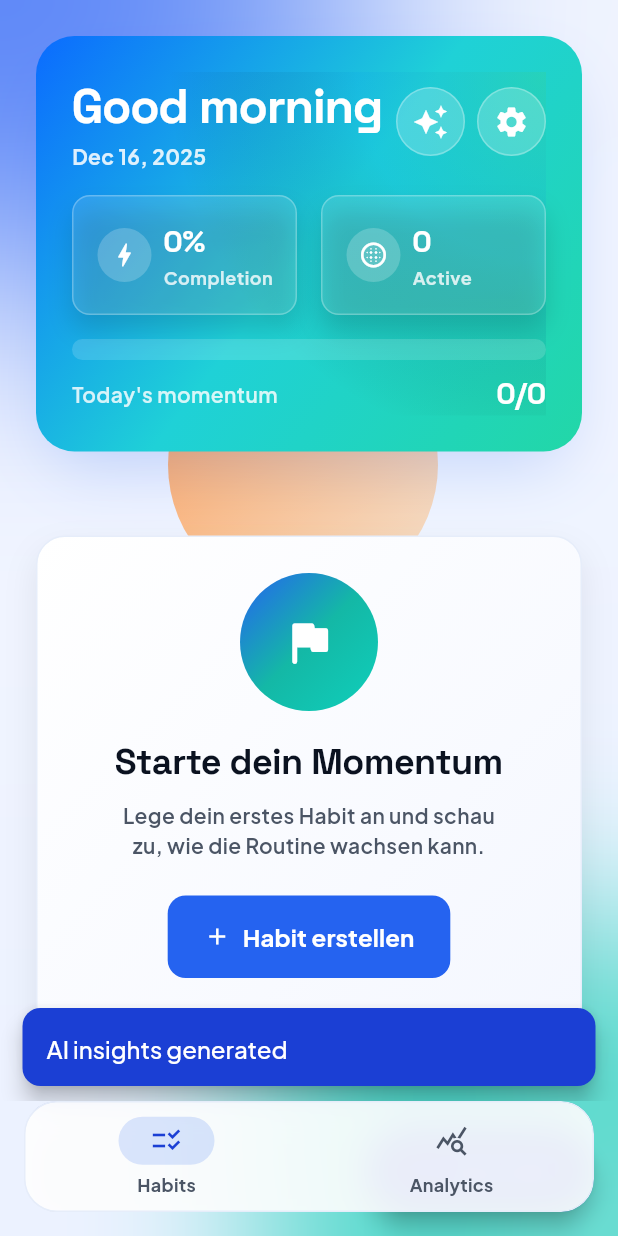
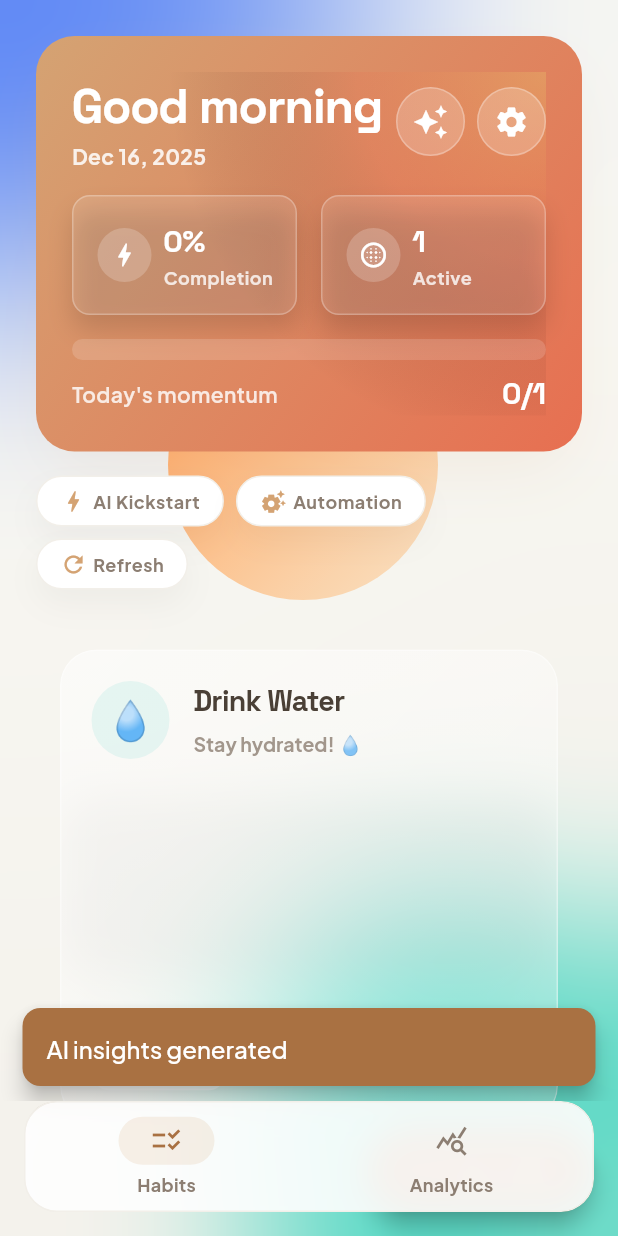
Before and after one commit to marius4lui/habiter, a Flutter app: the screen it shows after launch, after a tap on the "auto awesome" icon, on a phone screen of 412 x 824 dp. Run offline on Flutter 3.47's test engine with Material 3 defaults, Android fonts, the phone set to English and light mode, and no system bars; drawn by our look-alikes of flutter_animate; our stand-ins replace fl_chart, google_fonts, shared_preferences.

Commit message:
feat: Implement initial habit tracking application with detailed analytics, state management, and Docker setup.

```diff
--- a/lib/main.dart
+++ b/lib/main.dart
@@ -86,7 +86,7 @@
         filter: ImageFilter.blur(sigmaX: 12, sigmaY: 12),
         child: DecoratedBox(
           decoration: BoxDecoration(
-            color: AppColors.surface.withValues(alpha: 0.9),
+            color: AppColors.surface.withOpacity(0.9),
             borderRadius: BorderRadius.circular(22),
             border: Border.all(color: AppColors.borderLight),
             boxShadow: AppShadows.soft,
@@ -96,12 +96,12 @@
             onDestinationSelected: onChange,
             destinations: const [
               NavigationDestination(
-                icon: Icon(Icons.checklist_rtl_outlined),
+                icon: Icon(Icons.checklist_rtl),
                 selectedIcon: Icon(Icons.checklist_rtl),
                 label: 'Habits',
               ),
               NavigationDestination(
-                icon: Icon(Icons.query_stats_outlined),
+                icon: Icon(Icons.query_stats),
                 selectedIcon: Icon(Icons.query_stats),
                 label: 'Analytics',
               ),
--- a/lib/providers/habit_provider.dart
+++ b/lib/providers/habit_provider.dart
@@ -36,6 +36,24 @@
       aiInsights = await StorageService.getAIInsights();
       preferences = await StorageService.getUserPreferences();
 
+      // Mock Data Initialization
+      if (habits.isEmpty) {
+        final mockHabit = Habit(
+          id: _uuid.v4(),
+          name: 'Drink Water',
+          description: 'Stay hydrated! 💧',
+          color: '0xFF4ECDC4', // Teal/Cyan accent for visibility
+          icon: '💧',
+          frequency: HabitFrequency.daily,
+          targetCount: 8,
+          category: 'Health',
+          createdAt: DateTime.now(),
+          isActive: true,
+        );
+        habits = [mockHabit];
+        await StorageService.addHabit(mockHabit);
+      }
+
       loading = false;
       error = null;
     } catch (e) {
@@ -70,7 +88,7 @@
       isActive: true,
     );
 
-    habits = [...habits, habit];
+    habits = [habit, ...habits];
     await StorageService.addHabit(habit);
     notifyListeners();
   }
--- a/lib/screens/analytics_screen.dart
+++ b/lib/screens/analytics_screen.dart
@@ -128,7 +128,7 @@
                         Text(
                           'Trends live verfolgen, Peaks feiern, früh korrigieren.',
                           style: AppTextStyles.bodySecondary.copyWith(
-                            color: Colors.white.withValues(alpha: 0.82),
+                            color: Colors.white.withOpacity(0.82),
                           ),
                         ),
                       ],
@@ -140,9 +140,9 @@
                       vertical: AppSpacing.sm,
                     ),
                     decoration: BoxDecoration(
-                      color: Colors.white.withValues(alpha: 0.16),
+                      color: Colors.white.withOpacity(0.16),
                       borderRadius: BorderRadius.circular(AppBorderRadius.full),
-                      border: Border.all(color: Colors.white.withValues(alpha: 0.3)),
+                      border: Border.all(color: Colors.white.withOpacity(0.3)),
                     ),
                     child: Row(
                       children: [
@@ -204,9 +204,9 @@
       child: Container(
         padding: const EdgeInsets.symmetric(horizontal: AppSpacing.md, vertical: AppSpacing.sm),
         decoration: BoxDecoration(
-          color: Colors.white.withValues(alpha: 0.16),
+          color: Colors.white.withOpacity(0.16),
           borderRadius: BorderRadius.circular(AppBorderRadius.md),
-          border: Border.all(color: Colors.white.withValues(alpha: 0.24)),
+          border: Border.all(color: Colors.white.withOpacity(0.24)),
         ),
         child: Row(
           children: [
@@ -214,7 +214,7 @@
               width: 36,
               height: 36,
               decoration: BoxDecoration(
-                color: Colors.white.withValues(alpha: 0.2),
+                color: Colors.white.withOpacity(0.2),
                 borderRadius: BorderRadius.circular(AppBorderRadius.full),
               ),
               child: Icon(icon, color: Colors.white),
@@ -226,7 +226,7 @@
                 Text(value, style: AppTextStyles.h3.copyWith(color: Colors.white)),
                 Text(
                   label,
-                  style: AppTextStyles.caption.copyWith(color: Colors.white.withValues(alpha: 0.8)),
+                  style: AppTextStyles.caption.copyWith(color: Colors.white.withOpacity(0.8)),
                 ),
               ],
             ),
--- a/lib/screens/home_screen.dart
+++ b/lib/screens/home_screen.dart
@@ -237,7 +237,7 @@
                         Text(
                           formatDisplayDate(today),
                           style: AppTextStyles.bodySecondary.copyWith(
-                            color: Colors.white.withValues(alpha: 0.86),
+                            color: Colors.white.withOpacity(0.86),
                             fontWeight: FontWeight.w700,
                           ),
                         ),
@@ -279,7 +279,7 @@
                 child: LinearProgressIndicator(
                   value: completionRate,
                   minHeight: 14,
-                  backgroundColor: Colors.white.withValues(alpha: 0.15),
+                  backgroundColor: Colors.white.withOpacity(0.15),
                   valueColor: const AlwaysStoppedAnimation<Color>(Colors.white),
                 ),
               ),
@@ -290,7 +290,7 @@
                   Text(
                     "Today's momentum",
                     style: AppTextStyles.bodySecondary.copyWith(
-                      color: Colors.white.withValues(alpha: 0.82),
+                      color: Colors.white.withOpacity(0.82),
                     ),
                   ),
                   Text(
@@ -399,9 +399,9 @@
       child: Container(
         padding: const EdgeInsets.all(AppSpacing.md),
         decoration: BoxDecoration(
-          color: Colors.white.withValues(alpha: 0.12),
+          color: Colors.white.withOpacity(0.12),
           borderRadius: BorderRadius.circular(AppBorderRadius.md),
-          border: Border.all(color: Colors.white.withValues(alpha: 0.26)),
+          border: Border.all(color: Colors.white.withOpacity(0.26)),
           boxShadow: const [
             BoxShadow(
               color: Color(0x22000000),
@@ -416,7 +416,7 @@
               width: 36,
               height: 36,
               decoration: BoxDecoration(
-                color: Colors.white.withValues(alpha: 0.2),
+                color: Colors.white.withOpacity(0.2),
                 borderRadius: BorderRadius.circular(AppBorderRadius.full),
               ),
               child: Icon(icon, color: accent, size: 20),
@@ -434,7 +434,7 @@
                 Text(
                   title,
                   style: AppTextStyles.caption.copyWith(
-                    color: Colors.white.withValues(alpha: 0.8),
+                    color: Colors.white.withOpacity(0.8),
                   ),
                 ),
               ],
@@ -461,9 +461,9 @@
         width: 46,
         height: 46,
         decoration: BoxDecoration(
-          color: Colors.white.withValues(alpha: 0.2),
+          color: Colors.white.withOpacity(0.2),
           borderRadius: BorderRadius.circular(AppBorderRadius.full),
-          border: Border.all(color: Colors.white.withValues(alpha: 0.28)),
+          border: Border.all(color: Colors.white.withOpacity(0.28)),
         ),
         child: Icon(icon, color: Colors.white),
       ),
--- a/lib/theme/app_theme.dart
+++ b/lib/theme/app_theme.dart
@@ -2,23 +2,23 @@
 import 'package:google_fonts/google_fonts.dart';
 
 class AppColors {
-  static const primary = Color(0xFF2563F0);
-  static const primaryDark = Color(0xFF1B3FD4);
-  static const primaryLight = Color(0xFF7AB6FF);
-  static const secondary = Color(0xFF0FCFBB);
-  static const accent = Color(0xFFFF9C55);
-  static const background = Color(0xFFF2F6FD);
-  static const backgroundDark = Color(0xFFE8EDF7);
+  static const primary = Color(0xFFD4A373); // Warm Beige/Tan
+  static const primaryDark = Color(0xFFA97142); // Darker Tan
+  static const primaryLight = Color(0xFFE9DCC9); // Light Cream
+  static const secondary = Color(0xFFCCD5AE); // Sage Green (Soft)
+  static const accent = Color(0xFFE76F51); // Terracotta
+  static const background = Color(0xFFFAFAF5); // Very Light Cream/Off-white
+  static const backgroundDark = Color(0xFFF0EBE0); // Slightly darker background
   static const surface = Color(0xFFFFFFFF);
-  static const surfaceMuted = Color(0xFFF5F7FE);
-  static const text = Color(0xFF0B1220);
-  static const textSecondary = Color(0xFF4B5565);
-  static const textTertiary = Color(0xFF9AA3B5);
-  static const border = Color(0xFFD5DFF0);
-  static const borderLight = Color(0xFFE6EDFA);
-  static const success = Color(0xFF10B981);
-  static const warning = Color(0xFFFFB020);
-  static const error = Color(0xFFFF4757);
+  static const surfaceMuted = Color(0xFFF7F4EB); // Warm Muted Surface
+  static const text = Color(0xFF4A4036); // Dark Brown/Charcoal
+  static const textSecondary = Color(0xFF8C7E72); // Muted Brown
+  static const textTertiary = Color(0xFFBDB3AA); // Light Brown/Gray
+  static const border = Color(0xFFE6E0D4); // Warm Border
+  static const borderLight = Color(0xFFF2EFE9); // Light Warm Border
+  static const success = Color(0xFF8CB369); // Muted Green
+  static const warning = Color(0xFFF4A261); // Muted Orange
+  static const error = Color(0xFFE76F51); // Soft Red/Terracotta
 }
 
 class AppSpacing {
@@ -40,7 +40,7 @@
 class AppShadows {
   static const soft = [
     BoxShadow(
-      color: Color(0x150B1220),
+      color: Color(0x0D4A4036), // Warm shadow
       blurRadius: 18,
       offset: Offset(0, 10),
     ),
@@ -48,13 +48,13 @@
 
   static const elevated = [
     BoxShadow(
-      color: Color(0x1F0B1220),
+      color: Color(0x144A4036),
       blurRadius: 22,
       spreadRadius: -2,
       offset: Offset(0, 16),
     ),
     BoxShadow(
-      color: Color(0x140B1220),
+      color: Color(0x0A4A4036),
       blurRadius: 36,
       spreadRadius: -10,
       offset: Offset(0, 26),
@@ -63,7 +63,7 @@
 
   static const glow = [
     BoxShadow(
-      color: Color(0x332563EB),
+      color: Color(0x22D4A373), // Warm glow
       blurRadius: 36,
       spreadRadius: -8,
       offset: Offset(0, 18),
@@ -74,9 +74,8 @@
 class AppGradients {
   static const primary = LinearGradient(
     colors: [
-      Color(0xFF2563F0),
-      Color(0xFF14B8A6),
-      Color(0xFF0FCFBB),
+      Color(0xFFD4A373),
+      Color(0xFFE9C46A),
     ],
     begin: Alignment.topLeft,
     end: Alignment.bottomRight,
@@ -84,9 +83,8 @@
 
   static const hero = LinearGradient(
     colors: [
-      Color(0xFF0B6BFF),
-      Color(0xFF1FD1D7),
-      Color(0xFF22D7A7),
+      Color(0xFFD4A373),
+      Color(0xFFE76F51),
     ],
     begin: Alignment(-1, -1),
     end: Alignment(1, 1),
@@ -94,8 +92,8 @@
 
   static const halo = RadialGradient(
     colors: [
-      Color(0x5534D399),
-      Color(0x330EA5E9),
+      Color(0x55E9C46A),
+      Color(0x33E76F51),
       Colors.transparent,
     ],
     radius: 1.1,
@@ -104,8 +102,8 @@
 
   static const appShell = LinearGradient(
     colors: [
-      Color(0xFFF5F7FE),
-      Color(0xFFE9F0FF),
+      Color(0xFFFAFAF5),
+      Color(0xFFF2EFE9),
     ],
     begin: Alignment.topLeft,
     end: Alignment.bottomRight,
@@ -114,7 +112,7 @@
   static const cardSheen = LinearGradient(
     colors: [
       Colors.white,
-      Color(0xFFF4F7FF),
+      Color(0xFFFDFBF7),
     ],
     begin: Alignment.topLeft,
     end: Alignment.bottomRight,
@@ -167,19 +165,19 @@
 
 class AppStyles {
   static final glassLow = BoxDecoration(
-    color: Colors.white.withValues(alpha: 0.05),
-    border: Border.all(color: Colors.white.withValues(alpha: 0.1), width: 1.0),
+    color: Colors.white.withOpacity(0.05),
+    border: Border.all(color: Colors.white.withOpacity(0.1), width: 1.0),
     borderRadius: BorderRadius.circular(AppBorderRadius.lg),
   );
 
   static final glassHigh = BoxDecoration(
-    color: Colors.white.withValues(alpha: 0.15),
-    border: Border.all(color: Colors.white.withValues(alpha: 0.2), width: 1.0),
+    color: Colors.white.withOpacity(0.15),
+    border: Border.all(color: Colors.white.withOpacity(0.2), width: 1.0),
     borderRadius: BorderRadius.circular(AppBorderRadius.lg),
   );
 
   static final glassBorder = Border.all(
-    color: Colors.white.withValues(alpha: 0.1),
+    color: Colors.white.withOpacity(0.1),
     width: 1.0,
   );
 }
@@ -223,7 +221,7 @@
     ),
     navigationBarTheme: NavigationBarThemeData(
       backgroundColor: Colors.transparent,
-      indicatorColor: AppColors.primary.withValues(alpha: 0.16),
+      indicatorColor: AppColors.primary.withOpacity(0.16),
       height: 74,
       surfaceTintColor: Colors.transparent,
       iconTheme: WidgetStateProperty.resolveWith(
@@ -261,7 +259,7 @@
     ),
     chipTheme: ChipThemeData(
       backgroundColor: AppColors.surfaceMuted,
-      selectedColor: AppColors.primary.withValues(alpha: 0.18),
+      selectedColor: AppColors.primary.withOpacity(0.18),
       labelStyle: AppTextStyles.caption.copyWith(color: AppColors.textSecondary),
       secondaryLabelStyle: AppTextStyles.caption.copyWith(color: Colors.white),
       padding: const EdgeInsets.symmetric(horizontal: AppSpacing.md, vertical: AppSpacing.sm),
--- a/lib/widgets/habit_card.dart
+++ b/lib/widgets/habit_card.dart
@@ -9,6 +9,7 @@
 import '../providers/habit_provider.dart';
 import '../theme/app_theme.dart';
 import '../utils/habit_utils.dart';
+import 'visuals/particle_burst.dart';
 
 class HabitCard extends StatefulWidget {
   const HabitCard({
@@ -26,15 +27,17 @@
   bool _localIsCompleted = false;
   bool _isProcessingCompletion = false;
   bool _isDismissed = false;
+  bool _showParticles = false;
 
   Future<void> _handleCompletion() async {
     // 1. Immediate Haptic & Visual Feedback
     await HapticFeedback.heavyImpact();
 
-    // Update local state to trigger "complete" animation
+    // Update local state to trigger "complete" animation & Particles
     setState(() {
       _isProcessingCompletion = true;
       _localIsCompleted = true;
+      _showParticles = true;
     });
 
     // 2. Wait for the "Glow & Scale" animation (approx 400ms)
@@ -87,10 +90,23 @@
       ],
       child: Padding(
         padding: const EdgeInsets.symmetric(vertical: 8.0, horizontal: 16.0),
-        child: _SwipeableGlassCard(
-          habit: widget.habit,
-          isCompleted: _localIsCompleted,
-          onComplete: _handleCompletion,
+        child: Stack(
+          alignment: Alignment.center,
+          clipBehavior: Clip.none,
+          children: [
+            _SwipeableGlassCard(
+              habit: widget.habit,
+              isCompleted: _localIsCompleted,
+              onComplete: _handleCompletion,
+            ),
+            if (_showParticles)
+              Positioned(
+                right: 40, // Approximate location of the checkmark/end of swipe
+                child: ParticleBurst(
+                  color: _fromHex(widget.habit.color),
+                ),
+              ),
+          ],
         ),
       ),
     );
@@ -172,7 +188,7 @@
               height: 120, // Should match card height roughly or be adaptive
               decoration: BoxDecoration(
                 borderRadius: BorderRadius.circular(24),
-                color: Colors.black.withValues(alpha: 0.05), // Subtle track behind
+                color: Colors.black.withOpacity(0.05), // Subtle track behind
               ),
               child: ClipRRect(
                 borderRadius: BorderRadius.circular(24),
@@ -188,8 +204,8 @@
                          decoration: BoxDecoration(
                            gradient: LinearGradient(
                              colors: [
-                               accentColor.withValues(alpha: 0.4),
-                               accentColor.withValues(alpha: 0.1),
+                               accentColor.withOpacity(0.4),
+                               accentColor.withOpacity(0.1),
                              ],
                            ),
                          ),
@@ -203,7 +219,7 @@
                       child: Center(
                         child: Icon(
                           Icons.check_rounded,
-                          color: accentColor.withValues(alpha: opacity.clamp(0.2, 1.0)),
+                          color: accentColor.withOpacity(opacity.clamp(0.2, 1.0)),
                           size: 32 + (8 * opacity),
                         ),
                       ),
@@ -230,7 +246,7 @@
                   duration: 400.ms,
                   builder: (context, value, child) {
                     final glow = value * 15;
-                    final glowColor = accentColor.withValues(alpha: 0.6 * value);
+                    final glowColor = accentColor.withOpacity(0.6 * value);
                     return Container(
                       decoration: BoxDecoration(
                          borderRadius: BorderRadius.circular(24),
@@ -288,18 +304,18 @@
           constraints: const BoxConstraints(minHeight: 120),
           padding: const EdgeInsets.all(20),
           decoration: BoxDecoration(
-            color: Colors.white.withValues(alpha: 0.65),
+            color: Colors.white.withOpacity(0.65),
             borderRadius: BorderRadius.circular(24),
             border: Border.all(
-              color: Colors.white.withValues(alpha: 0.4),
+              color: Colors.white.withOpacity(0.4),
               width: 1.0,
             ),
             gradient: LinearGradient(
               begin: Alignment.topLeft,
               end: Alignment.bottomRight,
               colors: [
-                Colors.white.withValues(alpha: 0.8),
-                Colors.white.withValues(alpha: 0.4),
+                Colors.white.withOpacity(0.8),
+                Colors.white.withOpacity(0.4),
               ],
             ),
           ),
@@ -315,7 +331,7 @@
                     width: 52,
                     height: 52,
                     decoration: BoxDecoration(
-                      color: accentColor.withValues(alpha: 0.12),
+                      color: accentColor.withOpacity(0.12),
                       shape: BoxShape.circle,
                     ),
                     alignment: Alignment.center,
@@ -347,7 +363,7 @@
                              child: Text(
                               habit.description!,
                               style: AppTextStyles.caption.copyWith(
-                                color: AppColors.textSecondary.withValues(alpha: 0.8),
+                                color: AppColors.textSecondary.withOpacity(0.8),
                                 fontSize: 13,
                                 letterSpacing: 0.0,
                               ),
@@ -375,7 +391,7 @@
                   Container(
                     padding: const EdgeInsets.symmetric(horizontal: 10, vertical: 4),
                      decoration: BoxDecoration(
-                      color: AppColors.background.withValues(alpha: 0.5),
+                      color: AppColors.background.withOpacity(0.5),
                       borderRadius: BorderRadius.circular(100),
                     ),
                     child: Text(
@@ -414,9 +430,9 @@
     return Container(
       padding: const EdgeInsets.symmetric(horizontal: 10, vertical: 6),
       decoration: BoxDecoration(
-        color: Colors.white.withValues(alpha: 0.4),
+        color: Colors.white.withOpacity(0.4),
         borderRadius: BorderRadius.circular(12),
-        border: Border.all(color: Colors.white.withValues(alpha: 0.2)),
+        border: Border.all(color: Colors.white.withOpacity(0.2)),
       ),
       child: Row(
         mainAxisSize: MainAxisSize.min,
```
Also changed, not shown: lib/widgets/visuals/particle_burst.dart (added, +82 -0 lines), 4 other files.
